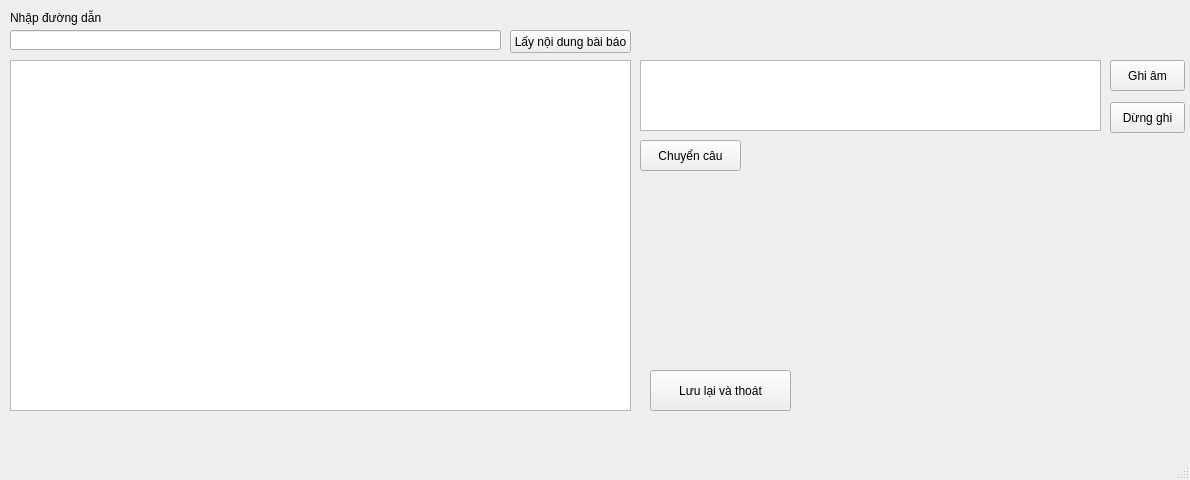
niits/INT3411, file Week01/gui.ui: the form before one commit.
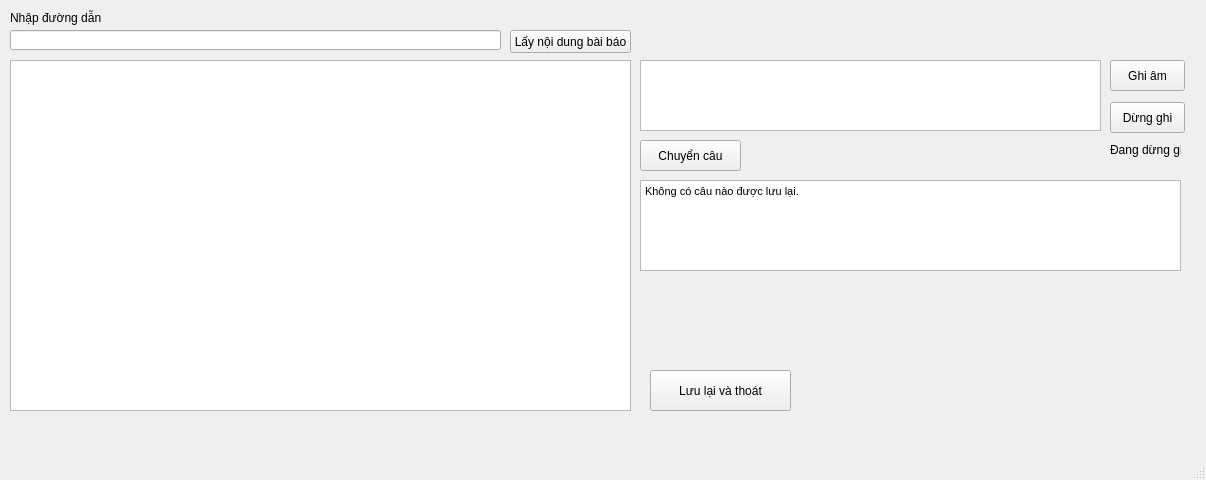
The form after the commit.

Diff of the .ui file:
```diff
--- a/Week01/gui.ui
+++ b/Week01/gui.ui
@@ -6,7 +6,7 @@
    <rect>
     <x>0</x>
     <y>0</y>
-    <width>1190</width>
+    <width>1206</width>
     <height>480</height>
    </rect>
   </property>
@@ -125,6 +125,36 @@
      <string/>
     </property>
    </widget>
+   <widget class="QLabel" name="statusLabel">
+    <property name="geometry">
+     <rect>
+      <x>1110</x>
+      <y>140</y>
+      <width>71</width>
+      <height>20</height>
+     </rect>
+    </property>
+    <property name="text">
+     <string>Đang dừng ghi</string>
+    </property>
+   </widget>
+   <widget class="QTextBrowser" name="textBrowser">
+    <property name="geometry">
+     <rect>
+      <x>640</x>
+      <y>180</y>
+      <width>541</width>
+      <height>91</height>
+     </rect>
+    </property>
+    <property name="html">
+     <string>&lt;!DOCTYPE HTML PUBLIC &quot;-//W3C//DTD HTML 4.0//EN&quot; &quot;http://www.w3.org/TR/REC-html40/strict.dtd&quot;&gt;
+&lt;html&gt;&lt;head&gt;&lt;meta name=&quot;qrichtext&quot; content=&quot;1&quot; /&gt;&lt;style type=&quot;text/css&quot;&gt;
+p, li { white-space: pre-wrap; }
+&lt;/style&gt;&lt;/head&gt;&lt;body style=&quot; font-family:'MS Shell Dlg 2'; font-size:8.25pt; font-weight:400; font-style:normal;&quot;&gt;
+&lt;p style=&quot; margin-top:0px; margin-bottom:0px; margin-left:0px; margin-right:0px; -qt-block-indent:0; text-indent:0px;&quot;&gt;Không có câu nào được lưu lại.&lt;/p&gt;&lt;/body&gt;&lt;/html&gt;</string>
+    </property>
+   </widget>
   </widget>
   <widget class="QMenuBar" name="menubar">
    <property name="geometry">
```
Left out of the diff: 2 changed lines with no effect on the pictures.
